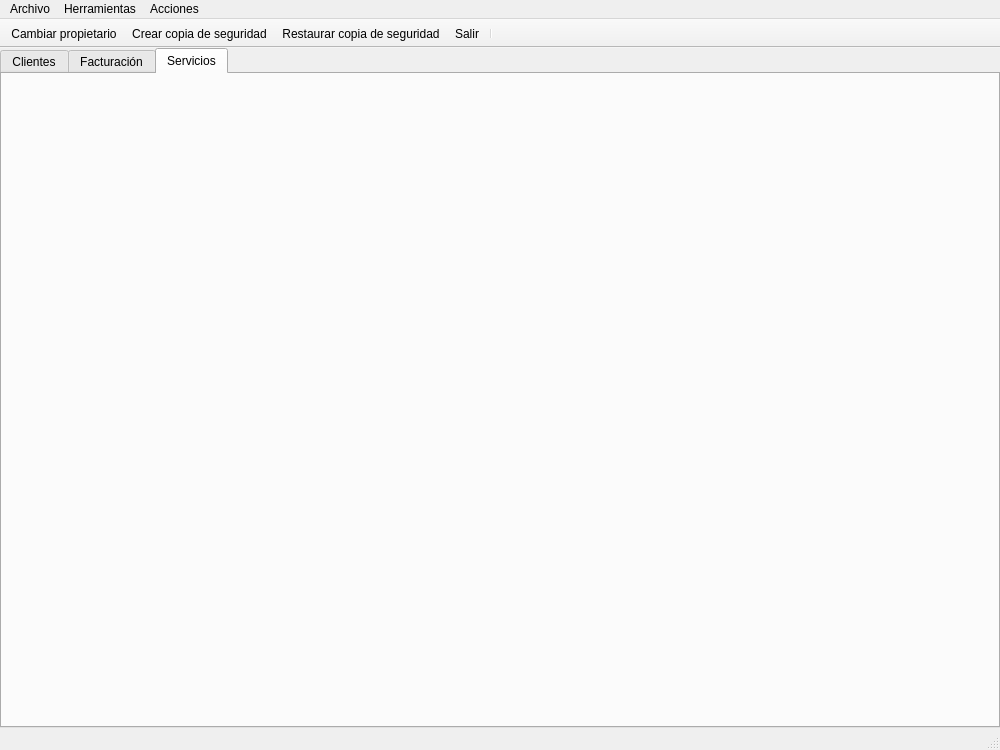
Before: the Qt Designer form ui/ventMain.ui in arielcostas/dam-di-costasguerrero, drawn with Qt 5.
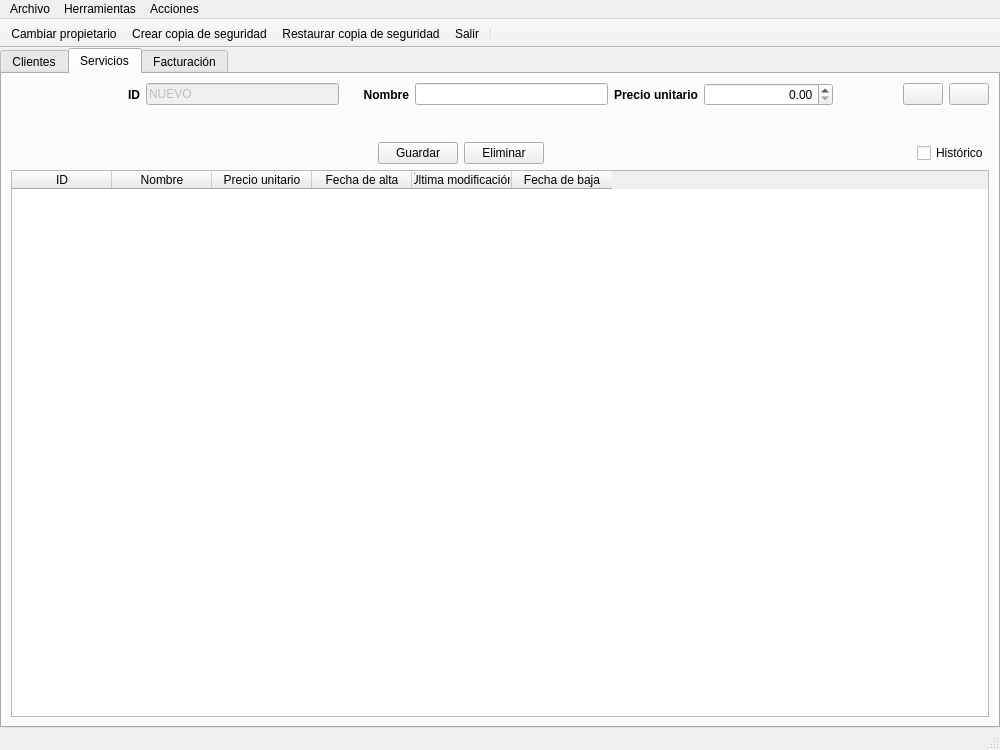
After: the same form once the commit is applied. The open tabs and pages were chosen to show the change. Icons and pictures are not drawn.

Patch:
```diff
--- a/ui/ventMain.ui
+++ b/ui/ventMain.ui
@@ -23,7 +23,7 @@
    <bool>false</bool>
   </property>
   <widget class="QWidget" name="centralwidget">
-   <layout class="QVBoxLayout" name="verticalLayout_2">
+   <layout class="QHBoxLayout" name="horizontalLayout_2">
     <property name="leftMargin">
      <number>0</number>
     </property>
@@ -39,7 +39,7 @@
     <item>
      <widget class="QTabWidget" name="tabWidget">
       <property name="currentIndex">
-       <number>0</number>
+       <number>1</number>
       </property>
       <widget class="QWidget" name="pestana_clientes">
        <property name="acceptDrops">
@@ -968,14 +968,245 @@
         </item>
        </layout>
       </widget>
-      <widget class="QWidget" name="pestana_facturacion">
-       <attribute name="title">
-        <string>Facturación</string>
-       </attribute>
-      </widget>
       <widget class="QWidget" name="pestana_servicios">
        <attribute name="title">
         <string>Servicios</string>
+       </attribute>
+       <layout class="QVBoxLayout" name="verticalLayout_2" stretch="1,0,9">
+        <item>
+         <layout class="QHBoxLayout" name="horizontalLayout" stretch="1,1,3,1,3,1,2,1,0,0">
+          <item>
+           <spacer name="horizontalSpacer_13">
+            <property name="orientation">
+             <enum>Qt::Horizontal</enum>
+            </property>
+            <property name="sizeHint" stdset="0">
+             <size>
+              <width>40</width>
+              <height>20</height>
+             </size>
+            </property>
+           </spacer>
+          </item>
+          <item>
+           <widget class="QLabel" name="labelSId">
+            <property name="font">
+             <font>
+              <bold>true</bold>
+             </font>
+            </property>
+            <property name="text">
+             <string>ID</string>
+            </property>
+            <property name="alignment">
+             <set>Qt::AlignRight|Qt::AlignTrailing|Qt::AlignVCenter</set>
+            </property>
+           </widget>
+          </item>
+          <item>
+           <widget class="QLineEdit" name="textId">
+            <property name="enabled">
+             <bool>false</bool>
+            </property>
+            <property name="text">
+             <string>NUEVO</string>
+            </property>
+            <property name="readOnly">
+             <bool>false</bool>
+            </property>
+           </widget>
+          </item>
+          <item>
+           <widget class="QLabel" name="labelNombreProducto">
+            <property name="font">
+             <font>
+              <bold>true</bold>
+             </font>
+            </property>
+            <property name="text">
+             <string>Nombre</string>
+            </property>
+            <property name="alignment">
+             <set>Qt::AlignRight|Qt::AlignTrailing|Qt::AlignVCenter</set>
+            </property>
+           </widget>
+          </item>
+          <item>
+           <widget class="QLineEdit" name="textNombreServicio"/>
+          </item>
+          <item>
+           <widget class="QLabel" name="labelPrecioUnitario">
+            <property name="font">
+             <font>
+              <bold>true</bold>
+             </font>
+            </property>
+            <property name="text">
+             <string>Precio unitario</string>
+            </property>
+            <property name="alignment">
+             <set>Qt::AlignRight|Qt::AlignTrailing|Qt::AlignVCenter</set>
+            </property>
+           </widget>
+          </item>
+          <item>
+           <widget class="QDoubleSpinBox" name="textPrecioUnitario">
+            <property name="alignment">
+             <set>Qt::AlignRight|Qt::AlignTrailing|Qt::AlignVCenter</set>
+            </property>
+            <property name="maximum">
+             <double>50000.000000000000000</double>
+            </property>
+            <property name="stepType">
+             <enum>QAbstractSpinBox::AdaptiveDecimalStepType</enum>
+            </property>
+           </widget>
+          </item>
+          <item>
+           <spacer name="horizontalSpacer_14">
+            <property name="orientation">
+             <enum>Qt::Horizontal</enum>
+            </property>
+            <property name="sizeHint" stdset="0">
+             <size>
+              <width>40</width>
+              <height>20</height>
+             </size>
+            </property>
+           </spacer>
+          </item>
+          <item>
+           <widget class="QPushButton" name="btnBuscarServicio">
+            <property name="text">
+             <string/>
+            </property>
+            <property name="icon">
+             <iconset>
+              <normaloff>../img/buscar.png</normaloff>../img/buscar.png</iconset>
+            </property>
+           </widget>
+          </item>
+          <item>
+           <widget class="QPushButton" name="btnLimpiarServicio">
+            <property name="text">
+             <string notr="true"/>
+            </property>
+            <property name="icon">
+             <iconset>
+              <normaloff>../img/limpiar.png</normaloff>../img/limpiar.png</iconset>
+            </property>
+           </widget>
+          </item>
+         </layout>
+        </item>
+        <item>
+         <layout class="QHBoxLayout" name="horizontalLayout_3">
+          <property name="topMargin">
+           <number>30</number>
+          </property>
+          <item>
+           <spacer name="horizontalSpacer_15">
+            <property name="orientation">
+             <enum>Qt::Horizontal</enum>
+            </property>
+            <property name="sizeHint" stdset="0">
+             <size>
+              <width>40</width>
+              <height>20</height>
+             </size>
+            </property>
+           </spacer>
+          </item>
+          <item>
+           <widget class="QPushButton" name="btnGuardarServicio">
+            <property name="text">
+             <string>Guardar</string>
+            </property>
+           </widget>
+          </item>
+          <item>
+           <widget class="QPushButton" name="btnEliminarServicio">
+            <property name="text">
+             <string>Eliminar</string>
+            </property>
+           </widget>
+          </item>
+          <item>
+           <spacer name="horizontalSpacer_16">
+            <property name="orientation">
+             <enum>Qt::Horizontal</enum>
+            </property>
+            <property name="sizeHint" stdset="0">
+             <size>
+              <width>40</width>
+              <height>20</height>
+             </size>
+            </property>
+           </spacer>
+          </item>
+          <item>
+           <widget class="QCheckBox" name="checkHistoricoServicios">
+            <property name="text">
+             <string>Histórico</string>
+            </property>
+           </widget>
+          </item>
+         </layout>
+        </item>
+        <item>
+         <widget class="QTableWidget" name="tablaServicios">
+          <property name="editTriggers">
+           <set>QAbstractItemView::NoEditTriggers</set>
+          </property>
+          <property name="alternatingRowColors">
+           <bool>true</bool>
+          </property>
+          <property name="selectionMode">
+           <enum>QAbstractItemView::SingleSelection</enum>
+          </property>
+          <property name="selectionBehavior">
+           <enum>QAbstractItemView::SelectRows</enum>
+          </property>
+          <property name="sortingEnabled">
+           <bool>true</bool>
+          </property>
+          <column>
+           <property name="text">
+            <string>ID</string>
+           </property>
+          </column>
+          <column>
+           <property name="text">
+            <string>Nombre</string>
+           </property>
+          </column>
+          <column>
+           <property name="text">
+            <string>Precio unitario</string>
+           </property>
+          </column>
+          <column>
+           <property name="text">
+            <string>Fecha de alta</string>
+           </property>
+          </column>
+          <column>
+           <property name="text">
+            <string>Última modificación</string>
+           </property>
+          </column>
+          <column>
+           <property name="text">
+            <string>Fecha de baja</string>
+           </property>
+          </column>
+         </widget>
+        </item>
+       </layout>
+      </widget>
+      <widget class="QWidget" name="pestana_facturacion">
+       <attribute name="title">
+        <string>Facturación</string>
        </attribute>
       </widget>
      </widget>
```
